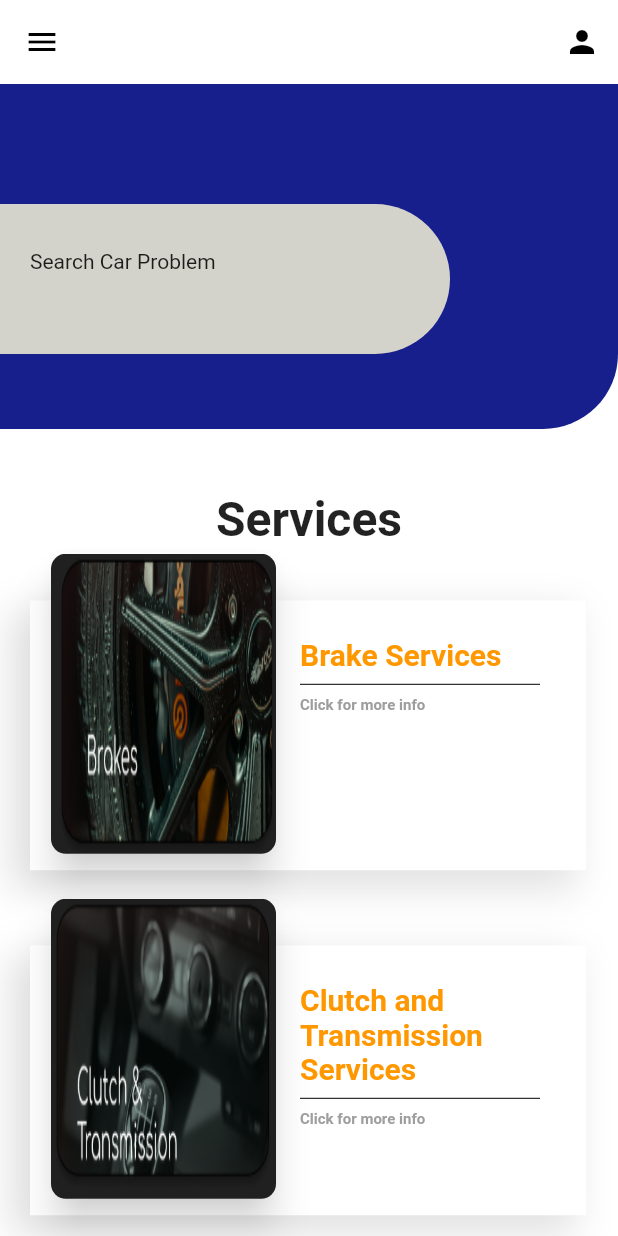
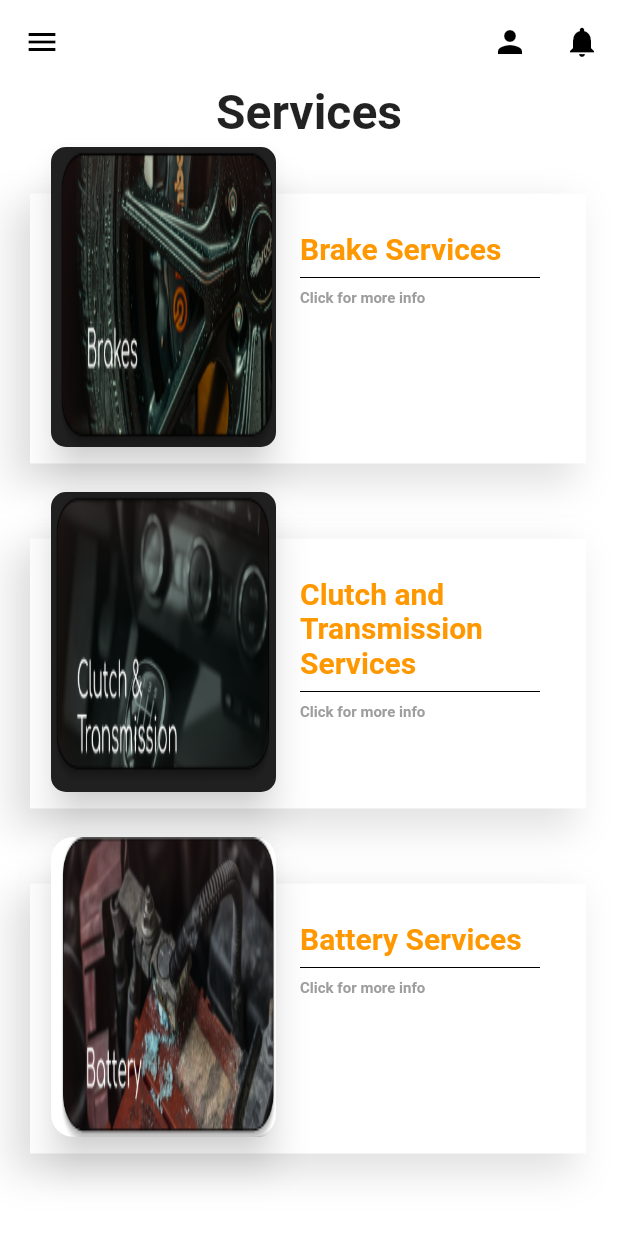
Before and after one commit to MU3M4/flutter, a Flutter app: the HomeScreen screen opened by its route, on a phone screen of 412 x 824 dp. Run offline on Flutter 3.47's test engine with Material 2 defaults, Android fonts, the phone set to English and light mode, and no system bars; our stand-ins replace animated_splash_screen, cloud_firestore, dio, firebase_auth, firebase_core, firebase_database and 6 more; missing offline and left inert: flutter_google_places, flutter_polyline_points, google_api_headers, google_maps_webservice, google_place, search_map_location; accounts and stored records are empty.

```diff
--- a/lib/views/current_location.dart
+++ b/lib/views/current_location.dart
@@ -1,5 +1,3 @@
-import 'dart:io';
-
 import 'package:flutter/material.dart';
 import 'package:geolocator/geolocator.dart';
 import 'package:google_maps_flutter/google_maps_flutter.dart';
--- a/lib/views/home_screen.dart
+++ b/lib/views/home_screen.dart
@@ -37,47 +37,53 @@ class _HomeScreenState extends State<HomeScreen> {
             color: Colors.black,
             tooltip: "Account Info",
           ),
+          IconButton(
+            onPressed: (){},
+            icon: const Icon(Icons.notifications),
+            color: Colors.black,
+            tooltip: "Notifications",
+          )
         ],
       ),
       body: Column(
         children: [
-          Container(
-            height: 230,
-            decoration: const BoxDecoration(
-              color: Color.fromARGB(255, 23, 31, 141),
-              borderRadius: BorderRadius.only(bottomRight: Radius.circular(50)),
-            ),
-            // color: Color(0xFF363f93),
-            child: Stack(
-              children: [
-                Positioned(
-                  top: 80,
-                  left: 0,
-                  child: Container(
-                    height: 100,
-                    width: 300,
-                    decoration: const BoxDecoration(
-                      color: Color.fromARGB(255, 212, 211, 203),
-                      borderRadius: BorderRadius.only(
-                        topRight: Radius.circular(50),
-                        bottomRight: Radius.circular(50),
-                      ),
-                    ),
-                  ),
-                ),
-                const Positioned(
-                  top: 110,
-                  left: 20,
-                  child: Text(
-                    'Search Car Problem',
-                  ),
-                ),
-              ],
-            ),
-          ),
-          SizedBox(
-            height: height * 0.05,
-          ),
+          // Container(
+          //   height: 230,
+          //   decoration: const BoxDecoration(
+          //     color: Colors.grey,
+          //     borderRadius: BorderRadius.only(bottomRight: Radius.circular(50)),
+          //   ),
+          //   // color: Color(0xFF363f93),
+          //   child: Stack(
+          //     children: [
+          //       Positioned(
+          //         top: 80,
+          //         left: 0,
+          //         child: Container(
+          //           height: 100,
+          //           width: 300,
+          //           decoration: const BoxDecoration(
+          //             color: Color.fromARGB(255, 212, 211, 203),
+          //             borderRadius: BorderRadius.only(
+          //               topRight: Radius.circular(50),
+          //               bottomRight: Radius.circular(50),
+          //             ),
+          //           ),
+          //         ),
+          //       ),
+          //       const Positioned(
+          //         top: 110,
+          //         left: 20,
+          //         child: Text(
+          //           'Search Car Problem',
+          //         ),
+          //       ),
+          //     ],
+          //   ),
+          // ),
+          // SizedBox(
+          //   height: height * 0.05,
+          // ),
           const Center(
             child: Text(
               'Services',
--- a/pubspec.yaml
+++ b/pubspec.yaml
@@ -36,6 +36,7 @@ dependencies:
   cupertino_icons: ^1.0.2
   firebase_core: ^1.14.1
   firebase_auth: ^3.3.14
+  flutter_local_notifications: ^9.7.0
   firebase_analytics: ^9.1.5
   cloud_firestore: ^3.3.0
   country_picker: ^2.0.15
```
Also changed, not shown: lib/views/appointment.dart (+23 -15 lines), lib/views/login_view.dart (+18 -14 lines), lib/views/possible_problems.dart (added, +58 -0 lines), lib/views/select_garage.dart (+27 -4 lines), pubspec.lock, 3 other files.
